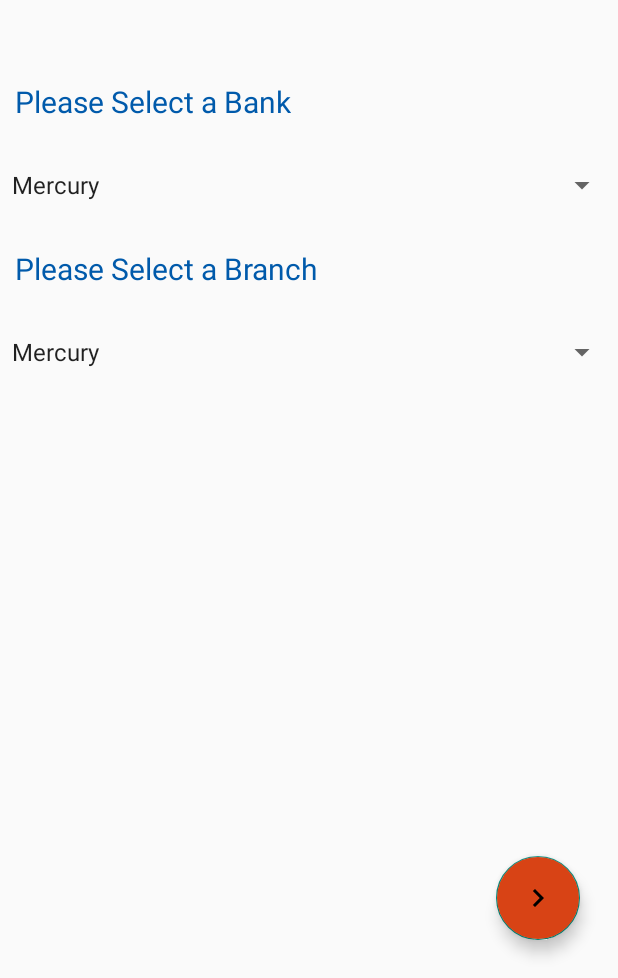
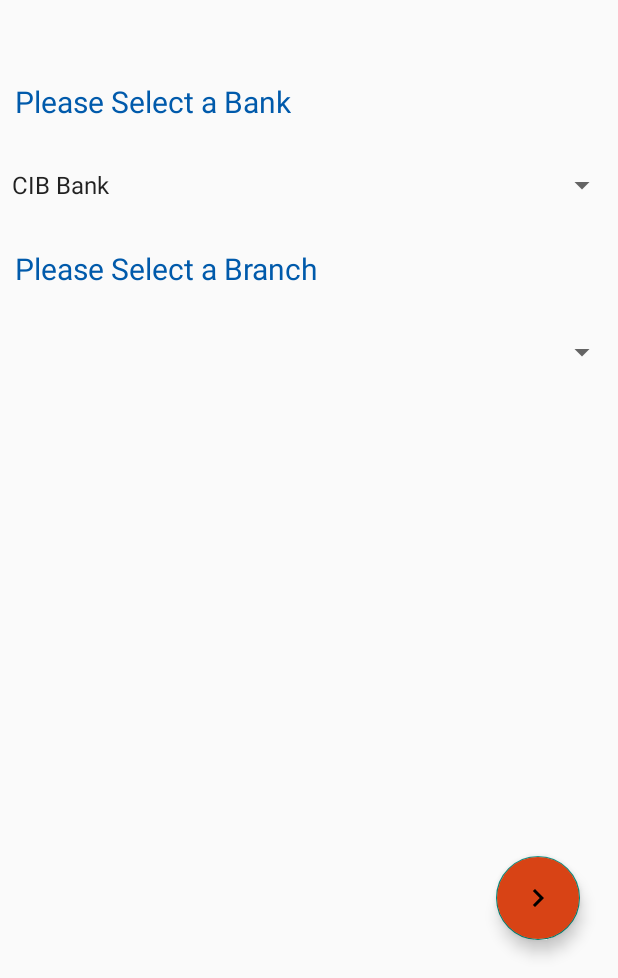
Before and after one commit to ahmedHusseinF/cib-reserve-android, an Android app: the screen it shows after launch once a user with an empty profile is signed in (BranchesActivity), on a phone screen of 412 x 824 dp, the part 258-1236 px from its top. Run offline under Robolectric (Android 15) with nearby library versions, the phone set to English and light mode, and no system bars; our stand-ins replace ButterKnife, Firebase (no records; nobody signed in at launch, a user with empty details on screens opened directly).

```diff
--- a/app/build.gradle
+++ b/app/build.gradle
@@ -21,7 +21,8 @@ android {
 dependencies {
     implementation fileTree(dir: 'libs', include: ['*.jar'])
     implementation 'com.google.firebase:firebase-auth:11.8.0'
-    implementation 'com.google.firebase:firebase-database:11.0.4'
+    implementation 'com.google.firebase:firebase-database:11.8.0'
+    implementation 'com.google.firebase:firebase-firestore:11.8.0'
     compile 'com.google.firebase:firebase-core:11.8.0'
     implementation 'com.android.support:appcompat-v7:26.1.0'
     implementation 'com.android.support.constraint:constraint-layout:1.0.2'
--- a/app/src/main/java/com/cibeg/cibreserve/BranchesActivity.java
+++ b/app/src/main/java/com/cibeg/cibreserve/BranchesActivity.java
@@ -1,14 +1,34 @@
 package com.cibeg.cibreserve;
 
+import android.app.Activity;
 import android.content.Intent;
 import android.os.Bundle;
 import android.support.v7.app.AppCompatActivity;
 import android.util.Log;
 import android.view.View;
+import android.widget.AdapterView;
 import android.widget.ArrayAdapter;
 import android.widget.Spinner;
 
+import com.google.firebase.database.DataSnapshot;
+import com.google.firebase.database.DatabaseError;
+import com.google.firebase.database.DatabaseReference;
+import com.google.firebase.database.ValueEventListener;
+import com.google.firebase.firestore.FirebaseFirestore;
+
+import java.util.ArrayList;
+import java.util.Arrays;
+import java.util.HashMap;
+import java.util.List;
+import java.util.Map;
+
 public class BranchesActivity extends AppCompatActivity {
+    //DataBase Field
+    private FirebaseFirestore DataBase;
+    ArrayList<String> BankBranches=new ArrayList<>();
+
+
+
     @Override
     protected void onCreate(Bundle savedInstanceState) {
         super.onCreate(savedInstanceState);
@@ -24,17 +44,78 @@ public class BranchesActivity extends AppCompatActivity {
         Spinner s_branches = findViewById(R.id.branches_spinner);
 
         // Create an ArrayAdapter using the string array and a default spinner layout
+
         ArrayAdapter<CharSequence> adapter = ArrayAdapter.createFromResource(this,
-                R.array.planets_array, android.R.layout.simple_spinner_item);
+                R.array.Banks, android.R.layout.simple_spinner_item);
         // Specify the layout to use when the list of choices appears
         adapter.setDropDownViewResource(android.R.layout.simple_spinner_dropdown_item);
         // Apply the adapter to the spinner
+
+        s_branches.setEnabled(false);
+
         s_banks.setAdapter(adapter);
-        s_branches.setAdapter(adapter);
+        final String[] BankSelected=new String[1];
+        s_banks.setOnItemSelectedListener(new AdapterView.OnItemSelectedListener() {
+            @Override
+            public void onItemSelected(AdapterView<?> adapterView, View view, int pos, long l) {
+               BankSelected[0]= adapterView.getItemAtPosition(pos).toString();
+
+
+
+               /*
+                DataBase.child("CIB EG").addListenerForSingleValueEvent(new ValueEventListener() {
+
+                    @Override
+                    public void onDataChange(DataSnapshot snapshot) {
+                        Iterable<DataSnapshot> children = snapshot.getChildren();
+                        for(DataSnapshot child:children){
+                            String value = child.getValue(String.class);
+                            BankBranches.add(value);
+
+
+                        }
+
+
+
+                    }
+
+                    @Override
+                    public void onCancelled(DatabaseError databaseError) {
+
+                    }
+                });*/
+            }
+
+            @Override
+            public void onNothingSelected(AdapterView<?> adapterView) {
+
+            }
+        });
+
+
+
+
+
+
+        //  ValueEventListener arrayofbranches;
+
+
+
+        // Create an ArrayAdapter using the string array and a default spinner layout
+         //adapter = ArrayAdapter.createFromResource(this,
+                //BankBranches, android.R.layout.simple_spinner_item);
+        // Specify the layout to use when the list of choices appears
+        //adapter.setDropDownViewResource(android.R.layout.simple_spinner_dropdown_item);
+        ArrayAdapter Adapter = new ArrayAdapter(this,
+                android.R.layout.simple_spinner_dropdown_item,
+                BankBranches);
+        s_branches.setEnabled(true);
+        s_branches.setAdapter(Adapter);
 
         findViewById(R.id.fab).setOnClickListener(new View.OnClickListener() {
             @Override
             public void onClick(View v) {
+
                 // next up to next activity
                 overridePendingTransition(R.anim.push_left_in, R.anim.push_left_out);
                 startActivity(new Intent(BranchesActivity.this, ProcessActivity.class));
@@ -42,4 +123,5 @@ public class BranchesActivity extends AppCompatActivity {
         });
     }
 
+
 }
--- a/app/src/main/res/values/strings.xml
+++ b/app/src/main/res/values/strings.xml
@@ -4,14 +4,11 @@
     <string name="hello_world">Hello world!</string>
     <string name="action_settings">Settings</string>
 
-    <string-array name="planets_array">
-        <item>Mercury</item>
-        <item>Venus</item>
-        <item>Earth</item>
-        <item>Mars</item>
-        <item>Jupiter</item>
-        <item>Saturn</item>
-        <item>Uranus</item>
-        <item>Neptune</item>
+    <string-array name="Banks">
+        <item>CIB Bank</item>
+
     </string-array>
+
+
+
 </resources>
--- a/build.gradle
+++ b/build.gradle
@@ -19,6 +19,9 @@ allprojects {
     repositories {
         google()
         jcenter()
+        maven {
+            url "https://maven.google.com" // Google's Maven repository
+        }
     }
 }
 
```
Also changed, not shown: app/src/main/java/com/cibeg/cibreserve/SignupActivity.java (+32 -4 lines).
